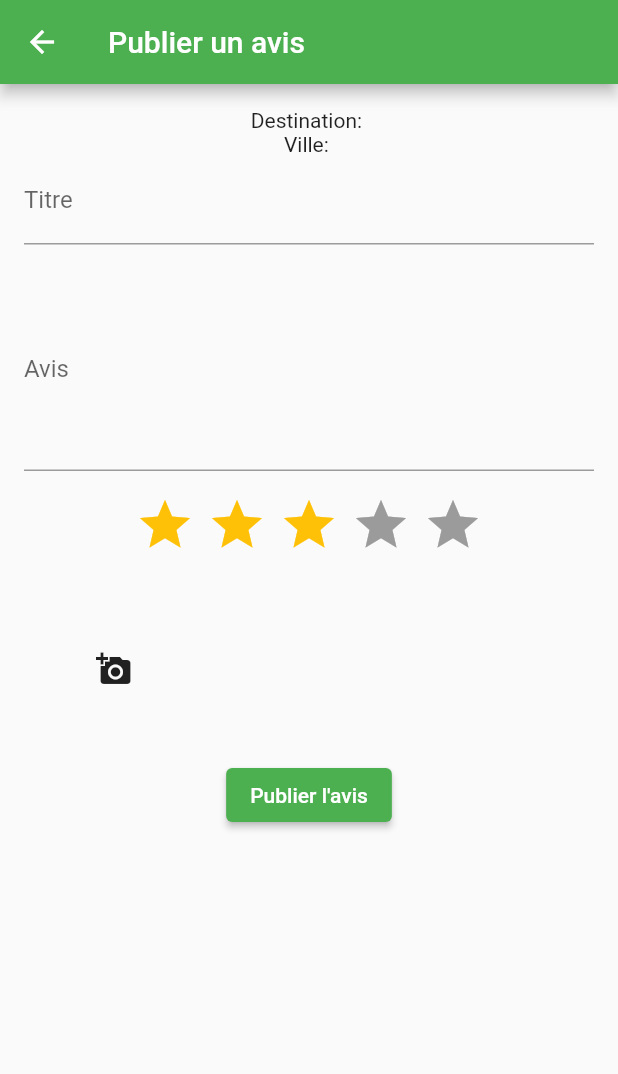
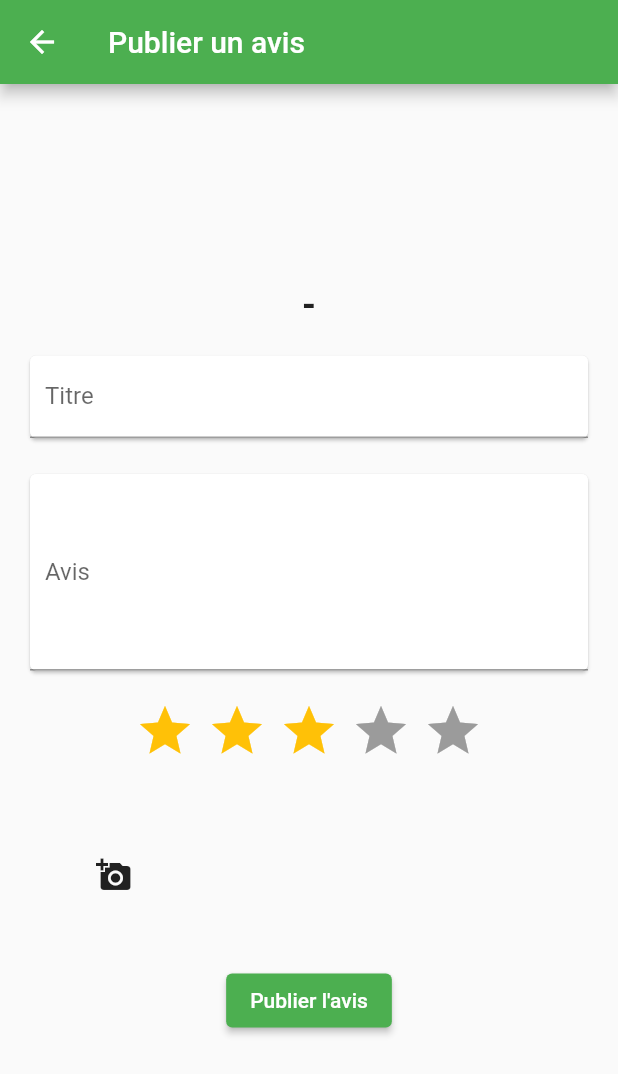
Before and after one commit to MauroHEG/CHARTER_SA, a Flutter app: the ReviewScreen screen opened directly with empty values, on a phone screen of 412 x 824 dp. Shown: the top 1074 px of the screen. Run offline on Flutter 3.47's test engine with Material 2 defaults, Android fonts, the phone set to English and light mode, and no system bars; drawn by our look-alikes of flutter_rating_bar; our stand-ins replace carousel_slider, cloud_firestore, dio, file_picker, firebase_auth, firebase_core and 7 more; missing offline and left inert: flutter_downloader, flutter_pdfview, mime_type; accounts and stored records are empty.

Commit message:
màj avis

```diff
--- a/lib/view/review_screen.dart
+++ b/lib/view/review_screen.dart
@@ -63,19 +63,33 @@ class _ReviewScreenState extends State<ReviewScreen> {
       appBar: AppBar(
         title: Text('Publier un avis'),
       ),
-      body: SingleChildScrollView(
+      body: Center(
+        // Center content vertically
+        child: SingleChildScrollView(
           child: Padding(
             padding: EdgeInsets.all(16.0),
             child: Form(
               key: _formKey,
               child: Column(
+                mainAxisAlignment:
+                    MainAxisAlignment.center, // Center content horizontally
                 children: <Widget>[
-                Text('Destination: ${widget.reservationDetails['nomPays']}'),
-                Text('Ville: ${widget.reservationDetails['nomVille']}'),
-                TextFormField(
+                  Text(
+                    '${widget.reservationDetails['nomPays']} - ${widget.reservationDetails['nomVille']}',
+                    style: TextStyle(
+                      fontWeight: FontWeight.bold,
+                      fontSize: 24,
+                    ),
+                  ),
+                  SizedBox(height: 16.0),
+                  Card(
+                    // Using card for better UI
+                    child: TextFormField(
                       controller: _titreController,
                       decoration: InputDecoration(
                         labelText: 'Titre',
+                        contentPadding: EdgeInsets.all(
+                            10.0), // Padding inside TextFormField
                       ),
                       validator: (value) {
                         if (value == null || value.isEmpty) {
@@ -84,11 +98,16 @@ class _ReviewScreenState extends State<ReviewScreen> {
                         return null;
                       },
                     ),
+                  ),
                   SizedBox(height: 16.0),
-                TextFormField(
+                  Card(
+                    // Using card for better UI
+                    child: TextFormField(
                       controller: _avisController,
                       decoration: InputDecoration(
                         labelText: 'Avis',
+                        contentPadding: EdgeInsets.all(
+                            10.0), // Padding inside TextFormField
                       ),
                       maxLines: 5,
                       validator: (value) {
@@ -97,6 +116,7 @@ class _ReviewScreenState extends State<ReviewScreen> {
                         }
                         return null;
                       },
+                    ),
                   ),
                   SizedBox(height: 16.0),
                   RatingBar.builder(
@@ -182,6 +202,7 @@ class _ReviewScreenState extends State<ReviewScreen> {
             ),
           ),
         ),
+      ),
     );
   }
 }
```
Lines whose indentation alone changed are shown as unchanged.
